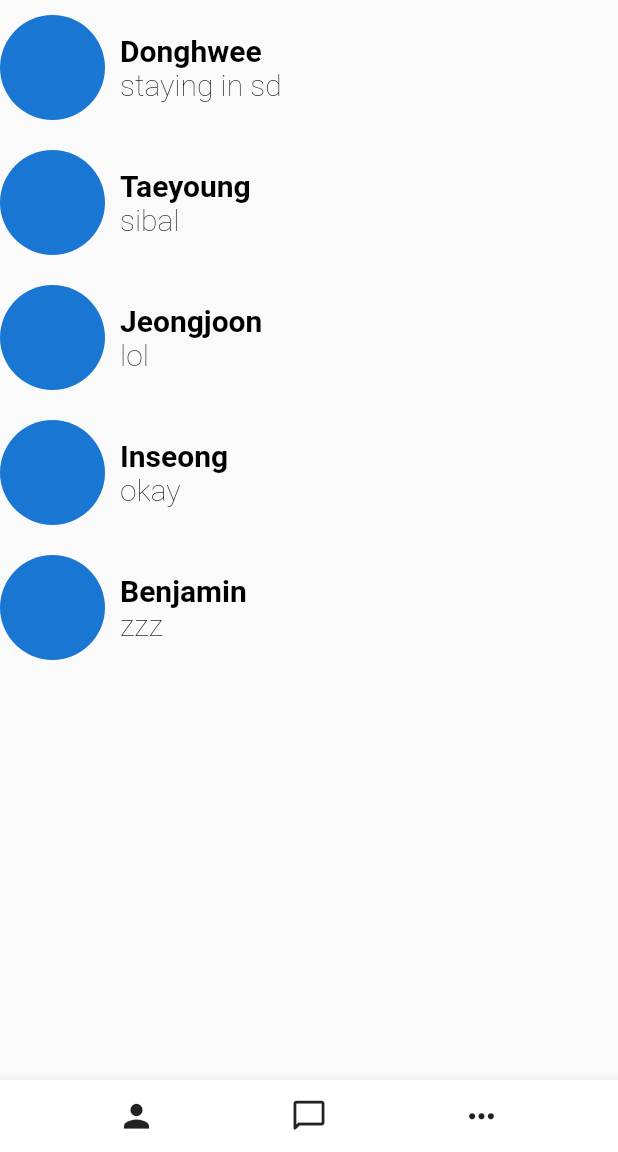
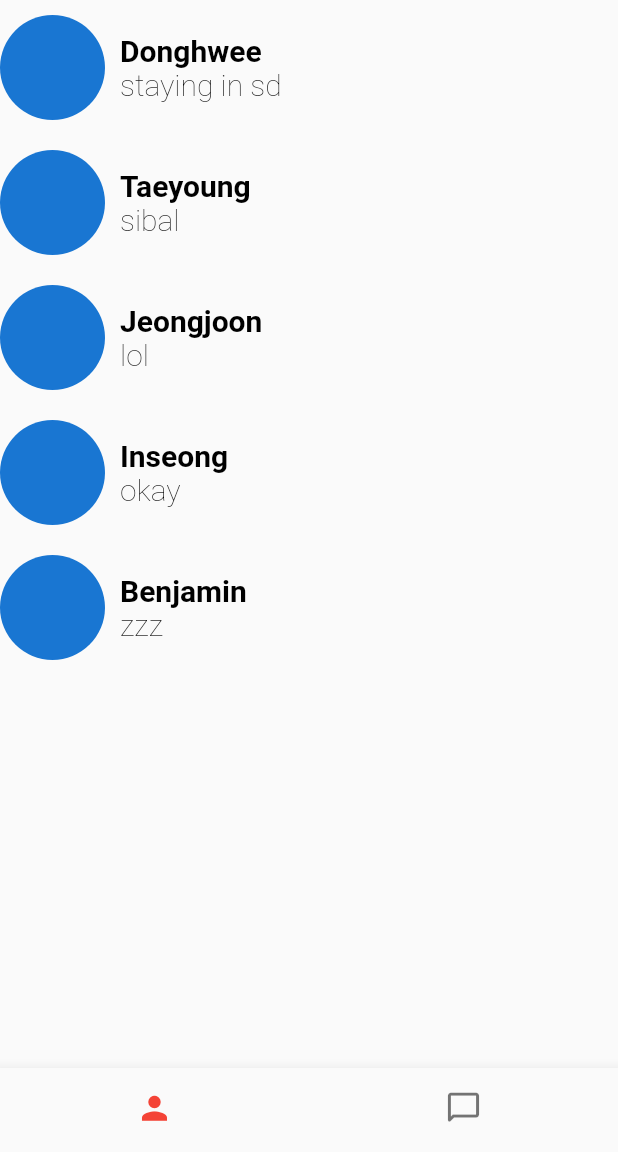
Before and after one commit to mark-taeyoung/triton_chat, a Flutter app: the HomePage screen opened directly, after a tap on "Logout", on a phone screen of 412 x 824 dp, the part 84-1236 px from its top. Run offline on Flutter 3.47's test engine with Material 2 defaults, Android fonts, the phone set to English and light mode, and no system bars; our stand-ins replace firebase_auth; accounts and stored records are empty.

Commit message:
changed to bottomNavigationBar & it works

```diff
--- a/lib/pages/home_page.dart
+++ b/lib/pages/home_page.dart
@@ -1,5 +1,6 @@
 import 'package:flutter/material.dart';
 import 'package:triton_chat/widgets/contacts.dart';
+import 'package:triton_chat/widgets/recent_chats.dart';
 import '../models/authentication.dart';
 
 class HomePage extends StatefulWidget {
@@ -15,6 +16,19 @@ class HomePage extends StatefulWidget {
 }
 
 class _HomePageState extends State<HomePage> {
+  int _selectedIndex = 0;
+
+  static List<Widget> _widgetOptions = <Widget>[
+    Contacts(),
+    RecentChats(),
+  ];
+
+  void _onItemTapped(int index) {
+    setState(() {
+      _selectedIndex = index;
+    });
+  }
+
   _signOut() async {
     try {
       await widget.auth.signOut();
@@ -62,21 +76,26 @@ class _HomePageState extends State<HomePage> {
               onPressed: _signOut)
         ],
       ),
-      body: Contacts(),
-      bottomNavigationBar: BottomAppBar(
-        child: Row(
-          mainAxisAlignment: MainAxisAlignment.spaceEvenly,
-          children: [
-            IconButton(
-                icon: Icon(Icons.person), iconSize: 25.0, onPressed: () {}),
-            IconButton(
-                icon: Icon(Icons.chat_bubble_outline_rounded),
-                iconSize: 25.0,
-                onPressed: () {}),
-            IconButton(
-                icon: Icon(Icons.more_horiz), iconSize: 25.0, onPressed: () {}),
-          ],
-        ),
+      body: Center(
+        child: _widgetOptions.elementAt(_selectedIndex),
+      ),
+      bottomNavigationBar: BottomNavigationBar(
+        iconSize: 25.0,
+        showSelectedLabels: false,
+        showUnselectedLabels: false,
+        items: const <BottomNavigationBarItem>[
+          BottomNavigationBarItem(
+            icon: Icon(Icons.person),
+            label: 'Contacts',
+          ),
+          BottomNavigationBarItem(
+            icon: Icon(Icons.chat_bubble_outline_rounded),
+            label: 'Chats',
+          )
+        ],
+        currentIndex: _selectedIndex,
+        selectedItemColor: Theme.of(context).accentColor,
+        onTap: _onItemTapped,
       ),
     );
   }
--- /dev/null
+++ b/lib/widgets/recent_chats.dart
@@ -0,0 +1,17 @@
+import 'package:flutter/material.dart';
+
+class RecentChats extends StatefulWidget {
+  RecentChats({Key key}) : super(key: key);
+
+  @override
+  _RecentChatsState createState() => _RecentChatsState();
+}
+
+class _RecentChatsState extends State<RecentChats> {
+  @override
+  Widget build(BuildContext context) {
+    return Container(
+      child: Text('recentchats'),
+    );
+  }
+}
```
